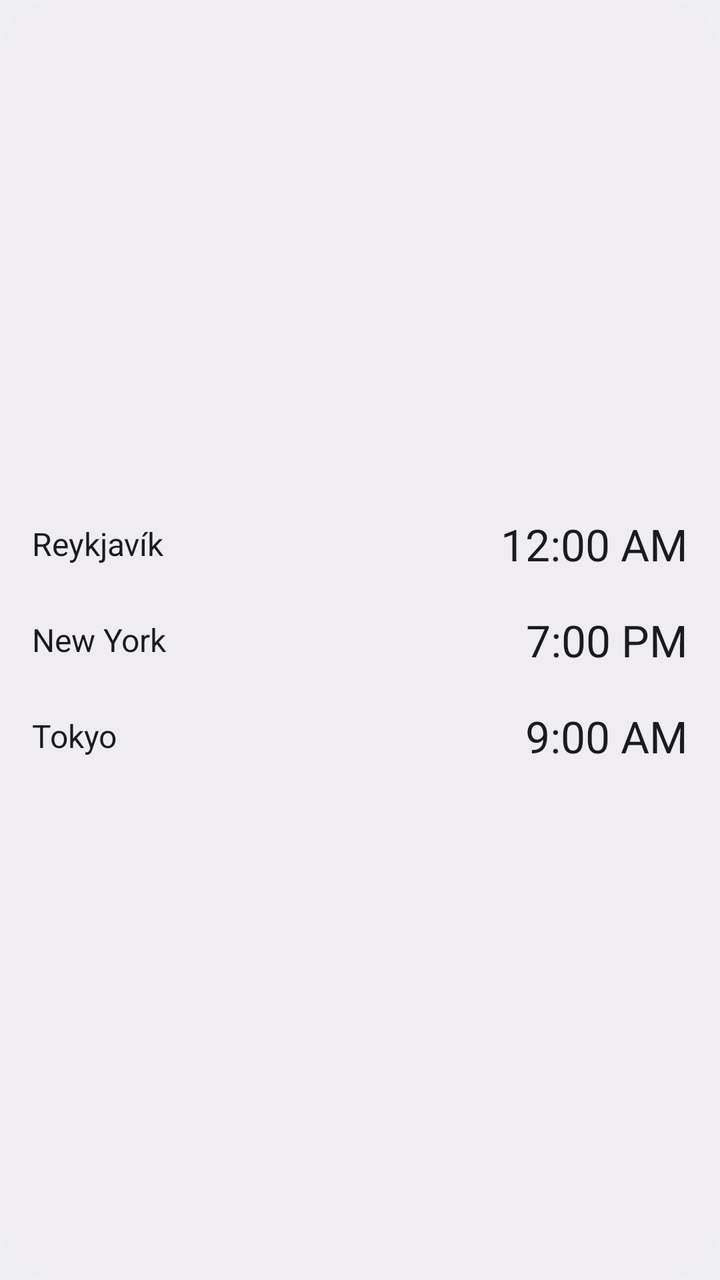
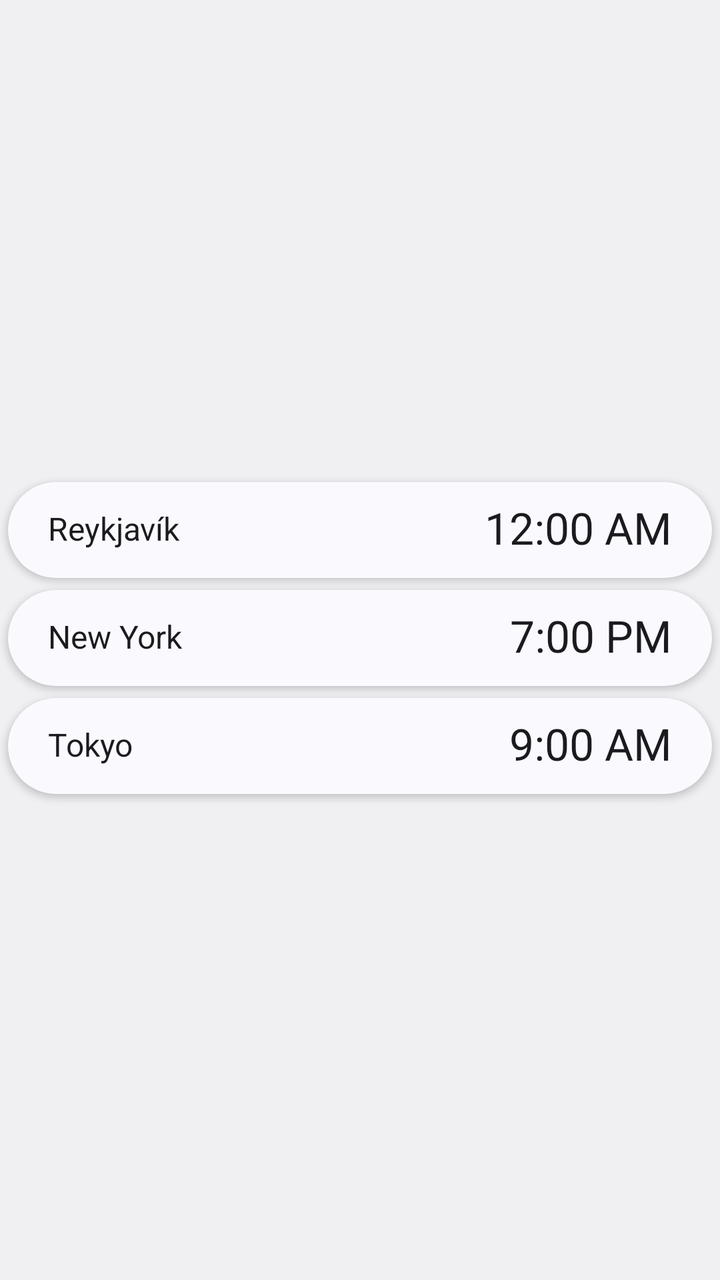

Before-and-after screenshots of an Android layout around one commit, followed by the original layout XML and the change that was made.
<!-- AndroidManifest.xml: application theme Theme.Clock -->
<!-- res/layout/widget_world_preview.xml -->
<?xml version="1.0" encoding="utf-8"?>
<LinearLayout xmlns:android="http://schemas.android.com/apk/res/android"
    android:id="@android:id/background"
    android:layout_width="match_parent"
    android:layout_height="match_parent"
    android:background="@drawable/widget_background"
    android:clipToOutline="true"
    android:gravity="center_vertical"
    android:orientation="vertical"
    android:paddingVertical="8dp">

    <LinearLayout
        android:layout_width="match_parent"
        android:layout_height="wrap_content"
        android:gravity="center_vertical"
        android:minHeight="48dp"
        android:orientation="horizontal"
        android:paddingHorizontal="16dp"
        android:paddingVertical="4dp">

        <LinearLayout
            android:layout_width="0dp"
            android:layout_height="wrap_content"
            android:layout_weight="1"
            android:orientation="vertical">

            <TextView
                android:id="@+id/preview_city1"
                android:layout_width="match_parent"
                android:layout_height="wrap_content"
                android:ellipsize="end"
                android:maxLines="1"
                android:text="@string/widget_preview_city_1"
                android:textColor="@color/widget_on_surface"
                android:textSize="16sp" />

            <TextView
                android:id="@+id/preview_day1"
                android:layout_width="match_parent"
                android:layout_height="wrap_content"
                android:maxLines="1"
                android:textColor="@color/widget_on_surface_variant"
                android:textSize="12sp"
                android:visibility="gone" />
        </LinearLayout>

        <TextClock
            android:id="@+id/preview_time1"
            android:layout_width="wrap_content"
            android:layout_height="wrap_content"
            android:layout_marginStart="12dp"
            android:maxLines="1"
            android:timeZone="Atlantic/Reykjavik"
            android:textColor="@color/widget_on_surface"
            android:textSize="22sp" />
    </LinearLayout>

    <LinearLayout
        android:layout_width="match_parent"
        android:layout_height="wrap_content"
        android:gravity="center_vertical"
        android:minHeight="48dp"
        android:orientation="horizontal"
        android:paddingHorizontal="16dp"
        android:paddingVertical="4dp">

        <LinearLayout
            android:layout_width="0dp"
            android:layout_height="wrap_content"
            android:layout_weight="1"
            android:orientation="vertical">

            <TextView
                android:id="@+id/preview_city2"
                android:layout_width="match_parent"
                android:layout_height="wrap_content"
                android:ellipsize="end"
                android:maxLines="1"
                android:text="@string/widget_preview_city_2"
                android:textColor="@color/widget_on_surface"
                android:textSize="16sp" />

            <TextView
                android:id="@+id/preview_day2"
                android:layout_width="match_parent"
                android:layout_height="wrap_content"
                android:maxLines="1"
                android:textColor="@color/widget_on_surface_variant"
                android:textSize="12sp"
                android:visibility="gone" />
        </LinearLayout>

        <TextClock
            android:id="@+id/preview_time2"
            android:layout_width="wrap_content"
            android:layout_height="wrap_content"
            android:layout_marginStart="12dp"
            android:maxLines="1"
            android:timeZone="America/New_York"
            android:textColor="@color/widget_on_surface"
            android:textSize="22sp" />
    </LinearLayout>

    <LinearLayout
        android:layout_width="match_parent"
        android:layout_height="wrap_content"
        android:gravity="center_vertical"
        android:minHeight="48dp"
        android:orientation="horizontal"
        android:paddingHorizontal="16dp"
        android:paddingVertical="4dp">

        <LinearLayout
            android:layout_width="0dp"
            android:layout_height="wrap_content"
            android:layout_weight="1"
            android:orientation="vertical">

            <TextView
                android:id="@+id/preview_city3"
                android:layout_width="match_parent"
                android:layout_height="wrap_content"
                android:ellipsize="end"
                android:maxLines="1"
                android:text="@string/widget_preview_city_3"
                android:textColor="@color/widget_on_surface"
                android:textSize="16sp" />

            <TextView
                android:id="@+id/preview_day3"
                android:layout_width="match_parent"
                android:layout_height="wrap_content"
                android:maxLines="1"
                android:textColor="@color/widget_on_surface_variant"
                android:textSize="12sp"
                android:visibility="gone" />
        </LinearLayout>

        <TextClock
            android:id="@+id/preview_time3"
            android:layout_width="wrap_content"
            android:layout_height="wrap_content"
            android:layout_marginStart="12dp"
            android:maxLines="1"
            android:timeZone="Asia/Tokyo"
            android:textColor="@color/widget_on_surface"
            android:textSize="22sp" />
    </LinearLayout>
</LinearLayout>
<!-- resources referenced by this layout -->
<resources>
  <color name="widget_on_surface">@android:color/system_on_surface_light</color>
  <color name="widget_on_surface_variant">@android:color/system_on_surface_variant_light</color>
  <!-- drawable widget_background (drawable) -->
  <?xml version="1.0" encoding="utf-8"?>
  <shape xmlns:android="http://schemas.android.com/apk/res/android" android:shape="rectangle">
      <solid android:color="@color/widget_surface_container" />
      <corners android:radius="@android:dimen/system_app_widget_background_radius" />
  </shape>
  <string name="widget_preview_city_1">Reykjavík</string>
  <string name="widget_preview_city_2">New York</string>
  <string name="widget_preview_city_3">Tokyo</string>
  <style name="Theme.Clock" parent="@android:style/Theme.DeviceDefault.DayNight">
          <item name="android:windowActionBar">false</item>
          <item name="android:windowNoTitle">true</item>
      </style>
  <color name="widget_surface_container">@android:color/system_surface_container_light</color>
</resources>

<!-- the commit's change to res/layout/widget_world_preview.xml (unified diff, before → after) -->
@@ -1,149 +1,223 @@
 <?xml version="1.0" encoding="utf-8"?>
 <LinearLayout xmlns:android="http://schemas.android.com/apk/res/android"
+    xmlns:tools="http://schemas.android.com/tools"
+    tools:ignore="SpUsage,UselessParent"
     android:id="@android:id/background"
     android:layout_width="match_parent"
     android:layout_height="match_parent"
-    android:background="@drawable/widget_background"
+    android:background="@drawable/widget_frame"
+    android:clipChildren="false"
     android:clipToOutline="true"
     android:gravity="center_vertical"
-    android:orientation="vertical"
-    android:paddingVertical="8dp">
-
-    <LinearLayout
+    android:orientation="vertical">
+
+    <FrameLayout
         android:layout_width="match_parent"
         android:layout_height="wrap_content"
-        android:gravity="center_vertical"
-        android:minHeight="48dp"
-        android:orientation="horizontal"
-        android:paddingHorizontal="16dp"
-        android:paddingVertical="4dp">
+        android:clipChildren="false"
+        android:clipToPadding="false"
+        android:paddingStart="4dp"
+        android:paddingTop="2dp"
+        android:paddingEnd="4dp"
+        android:paddingBottom="4dp">
 
         <LinearLayout
-            android:layout_width="0dp"
-            android:layout_height="wrap_content"
-            android:layout_weight="1"
-            android:orientation="vertical">
-
-            <TextView
-                android:id="@+id/preview_city1"
-                android:layout_width="match_parent"
-                android:layout_height="wrap_content"
-                android:ellipsize="end"
+            android:layout_width="match_parent"
+            android:layout_height="48dp"
+            android:background="@drawable/widget_float_surface"
+            android:baselineAligned="false"
+            android:elevation="2dp"
+            android:gravity="center_vertical"
+            android:orientation="horizontal"
+            android:paddingStart="20dp"
+            android:paddingEnd="20dp">
+
+            
+            <FrameLayout
+                android:layout_width="0dp"
+                android:layout_height="wrap_content"
+                android:layout_weight="1">
+
+                <LinearLayout
+                    android:layout_width="wrap_content"
+                    android:layout_height="wrap_content"
+                    android:gravity="center_vertical"
+                    android:orientation="horizontal">
+
+                    <TextView
+                        android:layout_width="0dp"
+                        android:layout_height="wrap_content"
+                        android:layout_weight="1"
+                        android:ellipsize="end"
+                        android:includeFontPadding="false"
+                        android:maxLines="1"
+                        android:text="@string/widget_preview_city_1"
+                        android:textColor="@color/widget_on_surface"
+                        android:textSize="16dp" />
+
+                    <TextView
+                        android:layout_width="wrap_content"
+                        android:layout_height="wrap_content"
+                        android:layout_marginStart="8dp"
+                        android:fontFamily="sans-serif-medium"
+                        android:includeFontPadding="false"
+                        android:maxLines="1"
+                        android:visibility="gone"
+                        android:textColor="@color/widget_on_surface_variant"
+                        android:textSize="12dp" />
+                </LinearLayout>
+            </FrameLayout>
+
+            <TextClock
+                android:layout_width="wrap_content"
+                android:layout_height="wrap_content"
+                android:layout_marginStart="12dp"
+                android:fontFeatureSettings="tnum"
+                android:includeFontPadding="false"
                 android:maxLines="1"
-                android:text="@string/widget_preview_city_1"
+                android:timeZone="Atlantic/Reykjavik"
                 android:textColor="@color/widget_on_surface"
-                android:textSize="16sp" />
-
-            <TextView
-                android:id="@+id/preview_day1"
-                android:layout_width="match_parent"
-                android:layout_height="wrap_content"
-                android:maxLines="1"
-                android:textColor="@color/widget_on_surface_variant"
-                android:textSize="12sp"
-                android:visibility="gone" />
+                android:textSize="22dp" />
         </LinearLayout>
-
-        <TextClock
-            android:id="@+id/preview_time1"
-            android:layout_width="wrap_content"
-            android:layout_height="wrap_content"
-            android:layout_marginStart="12dp"
-            android:maxLines="1"
-            android:timeZone="Atlantic/Reykjavik"
-            android:textColor="@color/widget_on_surface"
-            android:textSize="22sp" />
-    </LinearLayout>
-
-    <LinearLayout
+    </FrameLayout>
+
+    <FrameLayout
         android:layout_width="match_parent"
         android:layout_height="wrap_content"
-        android:gravity="center_vertical"
-        android:minHeight="48dp"
-        android:orientation="horizontal"
-        android:paddingHorizontal="16dp"
-        android:paddingVertical="4dp">
+        android:clipChildren="false"
+        android:clipToPadding="false"
+        android:paddingStart="4dp"
+        android:paddingTop="2dp"
+        android:paddingEnd="4dp"
+        android:paddingBottom="4dp">
 
         <LinearLayout
-            android:layout_width="0dp"
-            android:layout_height="wrap_content"
-            android:layout_weight="1"
-            android:orientation="vertical">
-
-            <TextView
-                android:id="@+id/preview_city2"
-                android:layout_width="match_parent"
-                android:layout_height="wrap_content"
-                android:ellipsize="end"
+            android:layout_width="match_parent"
+            android:layout_height="48dp"
+            android:background="@drawable/widget_float_surface"
+            android:baselineAligned="false"
+            android:elevation="2dp"
+            android:gravity="center_vertical"
+            android:orientation="horizontal"
+            android:paddingStart="20dp"
+            android:paddingEnd="20dp">
+
+            
+            <FrameLayout
+                android:layout_width="0dp"
+                android:layout_height="wrap_content"
+                android:layout_weight="1">
+
+                <LinearLayout
+                    android:layout_width="wrap_content"
+                    android:layout_height="wrap_content"
+                    android:gravity="center_vertical"
+                    android:orientation="horizontal">
+
+                    <TextView
+                        android:layout_width="0dp"
+                        android:layout_height="wrap_content"
+                        android:layout_weight="1"
+                        android:ellipsize="end"
+                        android:includeFontPadding="false"
+                        android:maxLines="1"
+                        android:text="@string/widget_preview_city_2"
+                        android:textColor="@color/widget_on_surface"
+                        android:textSize="16dp" />
+
+                    <TextView
+                        android:layout_width="wrap_content"
+                        android:layout_height="wrap_content"
+                        android:layout_marginStart="8dp"
+                        android:fontFamily="sans-serif-medium"
+                        android:includeFontPadding="false"
+                        android:maxLines="1"
+                        android:visibility="gone"
+                        android:textColor="@color/widget_on_surface_variant"
+                        android:textSize="12dp" />
+                </LinearLayout>
+            </FrameLayout>
+
+            <TextClock
+                android:layout_width="wrap_content"
+                android:layout_height="wrap_content"
+                android:layout_marginStart="12dp"
+                android:fontFeatureSettings="tnum"
+                android:includeFontPadding="false"
                 android:maxLines="1"
-                android:text="@string/widget_preview_city_2"
+                android:timeZone="America/New_York"
                 android:textColor="@color/widget_on_surface"
-                android:textSize="16sp" />
-
-            <TextView
-                android:id="@+id/preview_day2"
-                android:layout_width="match_parent"
-                android:layout_height="wrap_content"
-                android:maxLines="1"
-                android:textColor="@color/widget_on_surface_variant"
-                android:textSize="12sp"
-                android:visibility="gone" />
+                android:textSize="22dp" />
         </LinearLayout>
-
-        <TextClock
-            android:id="@+id/preview_time2"
-            android:layout_width="wrap_content"
-            android:layout_height="wrap_content"
-            android:layout_marginStart="12dp"
-            android:maxLines="1"
-            android:timeZone="America/New_York"
-            android:textColor="@color/widget_on_surface"
-            android:textSize="22sp" />
-    </LinearLayout>
-
-    <LinearLayout
+    </FrameLayout>
+
+    <FrameLayout
         android:layout_width="match_parent"
         android:layout_height="wrap_content"
-        android:gravity="center_vertical"
-        android:minHeight="48dp"
-        android:orientation="horizontal"
-        android:paddingHorizontal="16dp"
-        android:paddingVertical="4dp">
+        android:clipChildren="false"
+        android:clipToPadding="false"
+        android:paddingStart="4dp"
+        android:paddingTop="2dp"
+        android:paddingEnd="4dp"
+        android:paddingBottom="4dp">
 
         <LinearLayout
-            android:layout_width="0dp"
-            android:layout_height="wrap_content"
-            android:layout_weight="1"
-            android:orientation="vertical">
-
-            <TextView
-                android:id="@+id/preview_city3"
-                android:layout_width="match_parent"
-                android:layout_height="wrap_content"
-                android:ellipsize="end"
+            android:layout_width="match_parent"
+            android:layout_height="48dp"
+            android:background="@drawable/widget_float_surface"
+            android:baselineAligned="false"
+            android:elevation="2dp"
+            android:gravity="center_vertical"
+            android:orientation="horizontal"
+            android:paddingStart="20dp"
+            android:paddingEnd="20dp">
+
+            
+            <FrameLayout
+                android:layout_width="0dp"
+                android:layout_height="wrap_content"
+                android:layout_weight="1">
+
+                <LinearLayout
+                    android:layout_width="wrap_content"
+                    android:layout_height="wrap_content"
+                    android:gravity="center_vertical"
+                    android:orientation="horizontal">
+
+                    <TextView
+                        android:layout_width="0dp"
+                        android:layout_height="wrap_content"
+                        android:layout_weight="1"
+                        android:ellipsize="end"
+                        android:includeFontPadding="false"
+                        android:maxLines="1"
+                        android:text="@string/widget_preview_city_3"
+                        android:textColor="@color/widget_on_surface"
+                        android:textSize="16dp" />
+
+                    <TextView
+                        android:layout_width="wrap_content"
+                        android:layout_height="wrap_content"
+                        android:layout_marginStart="8dp"
+                        android:fontFamily="sans-serif-medium"
+                        android:includeFontPadding="false"
+                        android:maxLines="1"
+                        android:visibility="gone"
+                        android:textColor="@color/widget_on_surface_variant"
+                        android:textSize="12dp" />
+                </LinearLayout>
+            </FrameLayout>
+
+            <TextClock
+                android:layout_width="wrap_content"
+                android:layout_height="wrap_content"
+                android:layout_marginStart="12dp"
+                android:fontFeatureSettings="tnum"
+                android:includeFontPadding="false"
                 android:maxLines="1"
-                android:text="@string/widget_preview_city_3"
+                android:timeZone="Asia/Tokyo"
                 android:textColor="@color/widget_on_surface"
-                android:textSize="16sp" />
-
-            <TextView
-                android:id="@+id/preview_day3"
-                android:layout_width="match_parent"
-                android:layout_height="wrap_content"
-                android:maxLines="1"
-                android:textColor="@color/widget_on_surface_variant"
-                android:textSize="12sp"
-                android:visibility="gone" />
+                android:textSize="22dp" />
         </LinearLayout>
-
-        <TextClock
-            android:id="@+id/preview_time3"
-            android:layout_width="wrap_content"
-            android:layout_height="wrap_content"
-            android:layout_marginStart="12dp"
-            android:maxLines="1"
-            android:timeZone="Asia/Tokyo"
-            android:textColor="@color/widget_on_surface"
-            android:textSize="22sp" />
-    </LinearLayout>
+    </FrameLayout>
 </LinearLayout>
<!-- resource entries referenced after the edit -->
@@ -2,11 +2,21 @@
 <resources>
   <color name="widget_on_surface">@android:color/system_on_surface_light</color>
   <color name="widget_on_surface_variant">@android:color/system_on_surface_variant_light</color>
-  <!-- drawable widget_background (drawable) -->
+  <!-- drawable widget_float_surface (drawable) -->
+  <?xml version="1.0" encoding="utf-8"?>
+  <ripple xmlns:android="http://schemas.android.com/apk/res/android" android:color="?android:attr/colorControlHighlight">
+      <item>
+          <shape android:shape="rectangle">
+              <solid android:color="@color/widget_surface" />
+              <corners android:radius="24dp" />
+          </shape>
+      </item>
+  </ripple>
+  <!-- drawable widget_frame (drawable) -->
   <?xml version="1.0" encoding="utf-8"?>
   <shape xmlns:android="http://schemas.android.com/apk/res/android" android:shape="rectangle">
-      <solid android:color="@color/widget_surface_container" />
-      <corners android:radius="@android:dimen/system_app_widget_background_radius" />
+      <corners android:radius="24dp" />
+      <solid android:color="@android:color/transparent" />
   </shape>
   <string name="widget_preview_city_1">Reykjavík</string>
   <string name="widget_preview_city_2">New York</string>
@@ -15,6 +25,6 @@
           <item name="android:windowActionBar">false</item>
           <item name="android:windowNoTitle">true</item>
       </style>
-  <color name="widget_surface_container">@android:color/system_surface_container_light</color>
+  <color name="widget_surface">@android:color/system_surface_light</color>
 </resources>
 
